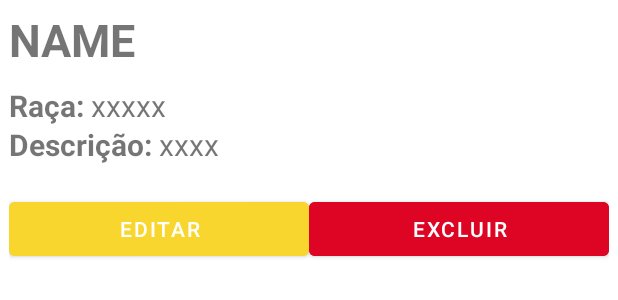
After one commit to Iago101/radardog, an Android app: the layout dog_item_layout.xml on its own in the app's theme, with its tools: preview values and no code run, on a phone screen of 412 x 824 dp. The commit adds this screen. Shown: the top 300 px of the screen. Run offline under Robolectric (Android 15) with nearby library versions, the phone set to English and light mode, and no system bars.

```diff
--- a/app/src/main/java/br/edu/ifsp/arq/ads/dmos5/radardog/DogDataActivity.java
+++ b/app/src/main/java/br/edu/ifsp/arq/ads/dmos5/radardog/DogDataActivity.java
@@ -44,7 +44,7 @@ public class DogDataActivity extends AppCompatActivity {
         setToolBar();
         dog = (Dog) getIntent().getExtras().getSerializable("dog");
         setComponents();
-        if(dog.getId() != null){
+        if(dog != null){
             fillFields();
         }
         userViewModel = new ViewModelProvider(this).get(UserViewModel.class);
--- /dev/null
+++ b/app/src/main/res/layout/dog_item_layout.xml
@@ -0,0 +1,110 @@
+<?xml version="1.0" encoding="utf-8"?>
+<RelativeLayout xmlns:android="http://schemas.android.com/apk/res/android"
+    android:layout_width="fill_parent"
+    android:layout_height="wrap_content"
+    android:padding="6dip">
+
+    <TextView
+        android:id="@+id/dog_info"
+        android:layout_width="wrap_content"
+        android:layout_height="wrap_content"
+        android:layout_marginBottom="10dp"
+
+        android:layout_alignParentTop="true"
+        android:layout_alignParentStart="true"
+
+        android:textStyle="bold"
+        android:singleLine="true"
+        android:ellipsize="marquee"
+
+        android:text="NAME"
+        android:textSize="30sp"
+        />
+
+
+    <TextView
+        android:id="@+id/dog_breed_lbl"
+
+        android:layout_width="wrap_content"
+        android:layout_height="wrap_content"
+
+        android:layout_below="@id/dog_info"
+        android:layout_alignParentLeft="true"
+
+        android:gravity="center_vertical"
+        android:text="Raça: "
+
+        android:textSize="20sp"
+        android:textStyle="bold" />
+
+    <TextView
+        android:id="@+id/dog_breed_in"
+
+        android:layout_width="fill_parent"
+        android:layout_height="26dip"
+
+        android:layout_below="@id/dog_info"
+        android:layout_alignParentRight="true"
+        android:layout_toRightOf="@id/dog_breed_lbl"
+
+        android:gravity="center_vertical"
+        android:text="xxxxx"
+        android:textSize="20sp" />
+
+    <TextView
+        android:id="@+id/dog_des_lbl"
+
+        android:layout_width="wrap_content"
+        android:layout_height="wrap_content"
+
+        android:layout_alignParentLeft="true"
+        android:layout_below="@id/dog_breed_in"
+
+        android:textStyle="bold"
+        android:gravity="center_vertical"
+
+        android:text="Descrição: "
+        android:textSize="20sp"
+        />
+
+    <TextView
+        android:id="@+id/dog_des_in"
+
+        android:layout_width="fill_parent"
+        android:layout_height="26dip"
+
+        android:layout_below="@id/dog_breed_in"
+        android:layout_alignParentRight="true"
+        android:layout_toRightOf="@id/dog_des_lbl"
+
+        android:gravity="center_vertical"
+        android:text="xxxx"
+        android:textSize="20sp" />
+
+    <LinearLayout
+        android:layout_width="match_parent"
+        android:layout_height="wrap_content"
+        android:layout_marginTop="20dp"
+        android:orientation="horizontal"
+        android:layout_below="@id/dog_des_in">
+
+        <Button
+            android:id="@+id/btn_edt"
+            android:layout_width="0dp"
+            android:layout_weight="1"
+            android:layout_height="wrap_content"
+            android:text="EDITAR"
+            android:backgroundTint="#F9D62E"/>
+
+        <Button
+            android:id="@+id/btn_del"
+            android:layout_width="0dp"
+            android:layout_weight="1"
+            android:layout_height="wrap_content"
+            android:text="EXCLUIR"
+            android:backgroundTint="#DD0523"/>
+
+    </LinearLayout>
+
+
+</RelativeLayout>
--- a/app/src/main/res/menu/menu_drawer.xml
+++ b/app/src/main/res/menu/menu_drawer.xml
@@ -9,7 +9,7 @@
 
     <item android:id="@+id/nav_login"
         android:title="@string/menu_drawer_login"
-        android:icon="@drawable/icon_login_foreground"/>
+        android:icon="@drawable/login"/>
 
     <item android:id="@+id/nav_account"
         android:title="@string/menu_drawer_user_profile"
```
Also changed, not shown: app/src/main/java/br/edu/ifsp/arq/ads/dmos5/radardog/MyPetsListActivity.java (added, +108 -0 lines), app/src/main/java/br/edu/ifsp/arq/ads/dmos5/radardog/adapter/ActivityAdapter.java (deleted, +0 -16 lines), app/src/main/java/br/edu/ifsp/arq/ads/dmos5/radardog/repository/UsersRepository.java (+55 -2 lines), app/src/main/res/drawable/border_circular.xml (added, +9 -0 lines), app/src/main/res/layout/dialog_reset_password.xml (added, +21 -0 lines), app/src/main/res/layout/dog_list_layout.xml (added, +53 -0 lines), app/src/main/res/drawable/ic_user_foreground.png (added), app/src/main/res/drawable/icon_add_foreground.png (added).
